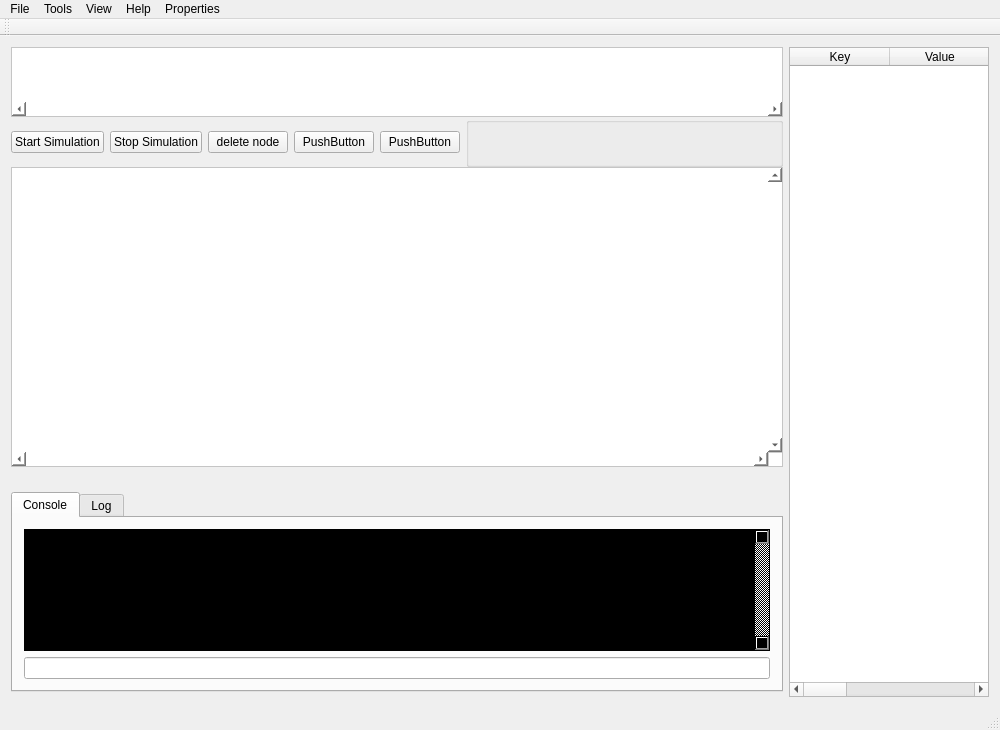
tadasamantri/anise_gui, file src_gui/mainwindow.ui: the form before one commit.
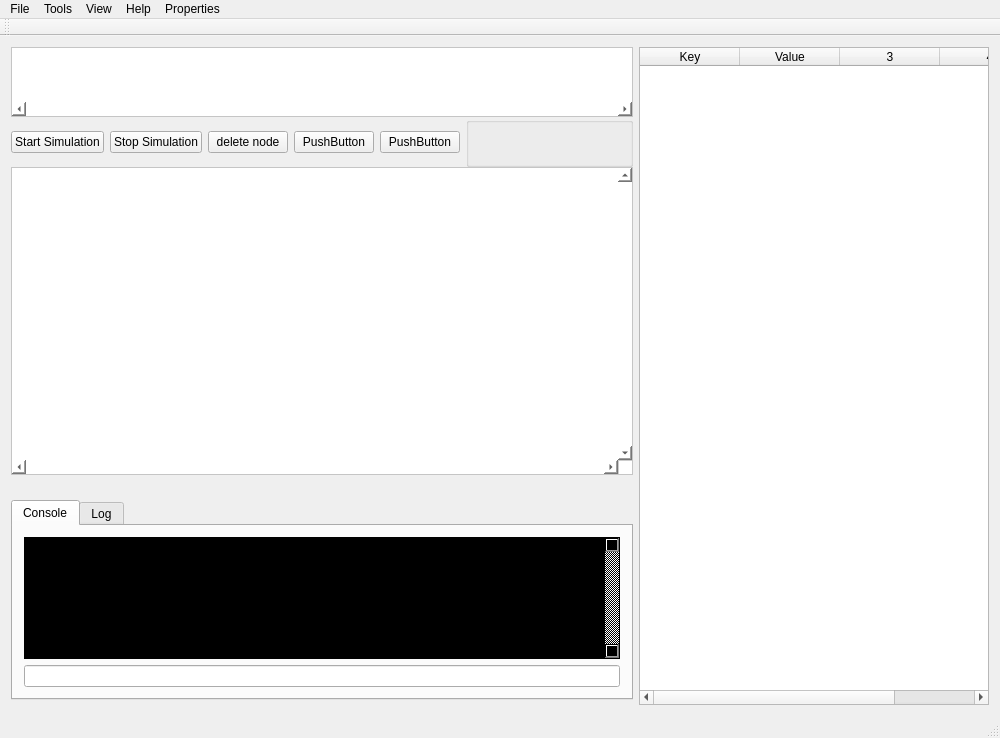
The form after the commit. Custom widgets are drawn as their Qt base class.

What changed in the file:
```diff
--- a/src_gui/mainwindow.ui
+++ b/src_gui/mainwindow.ui
@@ -7,7 +7,7 @@
     <x>0</x>
     <y>0</y>
     <width>1000</width>
-    <height>708</height>
+    <height>738</height>
    </rect>
   </property>
   <property name="sizePolicy">
@@ -82,7 +82,7 @@
            <rect>
             <x>0</x>
             <y>0</y>
-            <width>785</width>
+            <width>674</width>
             <height>63</height>
            </rect>
           </property>
@@ -215,7 +215,7 @@
            <rect>
             <x>0</x>
             <y>0</y>
-            <width>772</width>
+            <width>661</width>
             <height>285</height>
            </rect>
           </property>
@@ -331,13 +331,13 @@
       </property>
       <property name="minimumSize">
        <size>
-        <width>100</width>
+        <width>350</width>
         <height>0</height>
        </size>
       </property>
       <property name="maximumSize">
        <size>
-        <width>200</width>
+        <width>400</width>
         <height>16777215</height>
        </size>
       </property>
```
Left out of the diff: 3 changed lines with no effect on the pictures.
